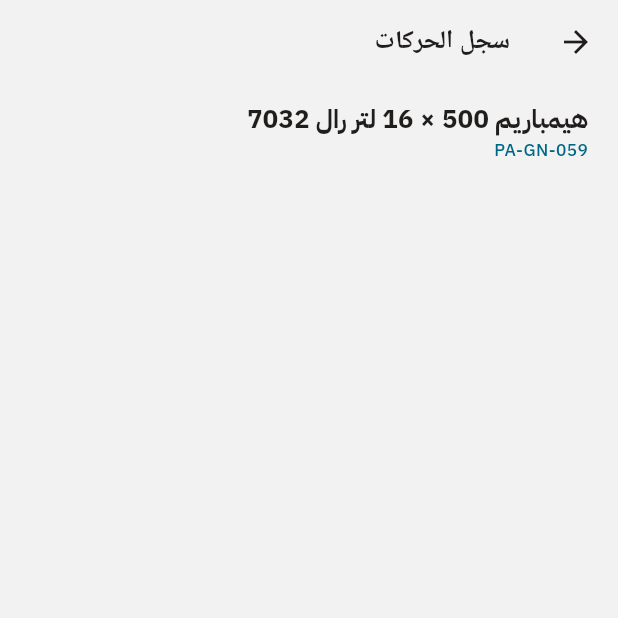
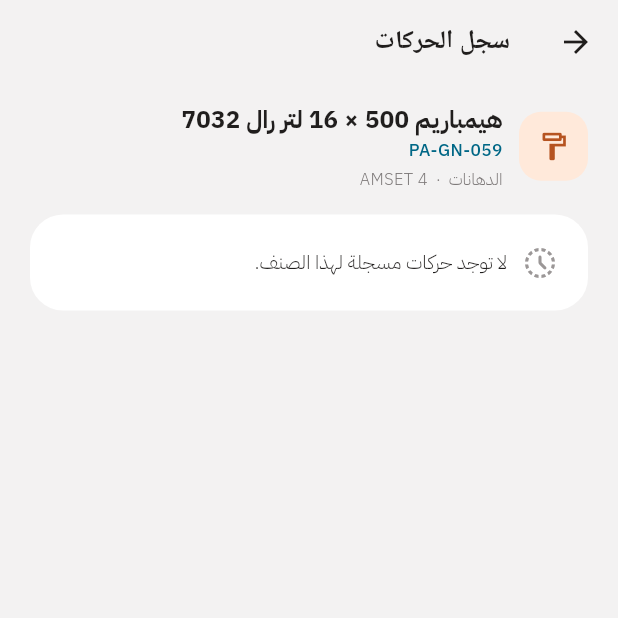
Before and after one commit to AlFathFactory/mobile_inventory, a Flutter app: the MovementHistoryView screen opened directly with sample values from the repository, on a phone screen of 412 x 824 dp, the top half of it. Run offline on Flutter 3.47's test engine with Material 3 defaults, Android fonts, the phone set to English and light mode, and no system bars; our stand-ins replace go_router, skeletonizer.

Commit message:
Add movement history view components; implement header, summary, metadata, and timeline items for enhanced inventory movement display

```diff
--- a/lib/features/inventory/view/movement_history_view.dart
+++ b/lib/features/inventory/view/movement_history_view.dart
@@ -1,10 +1,13 @@
 import 'package:flutter/material.dart';
 
+import '../../../core/theme/app_colors.dart';
 import '../../../core/theme/app_text_styles.dart';
-import '../../../core/widgets/app_components.dart';
+import '../../../core/widgets/responsive_page.dart';
 import '../model/inventory_item.dart';
 import '../model/inventory_movement.dart';
-import '../widgets/movement_card.dart';
+import '../widgets/movement_history_header.dart';
+import '../widgets/movement_history_summary.dart';
+import '../widgets/movement_timeline_item.dart';
 
 class MovementHistoryView extends StatelessWidget {
   const MovementHistoryView({
@@ -23,26 +26,61 @@
       body: SafeArea(
         top: false,
         child: ResponsivePage(
-          child: Column(
-            crossAxisAlignment: CrossAxisAlignment.start,
+          child: ListView(
+            key: const Key('movement-history-list'),
+            padding: const EdgeInsets.only(bottom: 16),
             children: [
-              Text(item.name, style: AppTextStyles.sectionTitle),
-              const SizedBox(height: 3),
-              Directionality(
-                textDirection: TextDirection.ltr,
-                child: Text(item.code, style: AppTextStyles.code),
-              ),
+              MovementHistoryHeader(item: item),
+              if (movements.isNotEmpty) ...[
+                const SizedBox(height: 16),
+                MovementHistorySummary(movements: movements),
+              ],
               const SizedBox(height: 16),
-              Expanded(
-                child: ListView.separated(
-                  key: const Key('movement-history-list'),
-                  itemCount: movements.length,
-                  separatorBuilder: (context, index) =>
-                      const SizedBox(height: 10),
-                  itemBuilder: (context, index) =>
-                      MovementCard(movement: movements[index], showItem: false),
+              if (movements.isEmpty)
+                const DecoratedBox(
+                  decoration: BoxDecoration(
+                    color: AppColors.surface,
+                    borderRadius: BorderRadius.all(Radius.circular(22)),
+                  ),
+                  child: Padding(
+                    padding: EdgeInsets.all(20),
+                    child: Row(
+                      children: [
+                        Icon(
+                          Icons.history_toggle_off_rounded,
+                          color: AppColors.neutral500,
+                        ),
+                        SizedBox(width: 10),
+                        Expanded(
+                          child: Text(
+                            'لا توجد حركات مسجلة لهذا الصنف.',
+                            style: AppTextStyles.body,
+                          ),
+                        ),
+                      ],
+                    ),
+                  ),
+                )
+              else
+                DecoratedBox(
+                  decoration: BoxDecoration(
+                    color: AppColors.surface,
+                    borderRadius: BorderRadius.circular(22),
+                  ),
+                  child: Padding(
+                    padding: const EdgeInsets.all(14),
+                    child: Column(
+                      children: [
+                        for (var index = 0; index < movements.length; index++)
+                          MovementTimelineItem(
+                            key: ValueKey(movements[index].id),
+                            movement: movements[index],
+                            showConnector: index != movements.length - 1,
+                          ),
+                      ],
+                    ),
+                  ),
                 ),
-              ),
             ],
           ),
         ),
--- /dev/null
+++ b/lib/features/inventory/widgets/movement_history_header.dart
@@ -0,0 +1,70 @@
+import 'package:flutter/material.dart';
+
+import '../../../core/theme/app_text_styles.dart';
+import '../model/inventory_item.dart';
+import 'inventory_category_icon.dart';
+
+/// Compact item context header, visually connected to Item Details.
+class MovementHistoryHeader extends StatelessWidget {
+  const MovementHistoryHeader({required this.item, super.key});
+
+  final InventoryItem item;
+
+  @override
+  Widget build(BuildContext context) {
+    return Row(
+      children: [
+        InventoryCategoryIcon(category: item.category, size: 46),
+        const SizedBox(width: 11),
+        Expanded(
+          child: Column(
+            crossAxisAlignment: CrossAxisAlignment.start,
+            children: [
+              Text(
+                item.name,
+                maxLines: 2,
+                overflow: TextOverflow.ellipsis,
+                style: AppTextStyles.cardTitle.copyWith(fontSize: 16),
+              ),
+              const SizedBox(height: 3),
+              Directionality(
+                textDirection: TextDirection.ltr,
+                child: Text(
+                  item.code,
+                  maxLines: 1,
+                  overflow: TextOverflow.ellipsis,
+                  style: AppTextStyles.code,
+                ),
+              ),
+              const SizedBox(height: 3),
+              Row(
+                children: [
+                  Flexible(
+                    child: Text(
+                      item.category,
+                      maxLines: 1,
+                      overflow: TextOverflow.ellipsis,
+                      style: AppTextStyles.caption,
+                    ),
+                  ),
+                  const Padding(
+                    padding: EdgeInsets.symmetric(horizontal: 5),
+                    child: Text('·', style: AppTextStyles.caption),
+                  ),
+                  Flexible(
+                    child: Text(
+                      item.project,
+                      maxLines: 1,
+                      overflow: TextOverflow.ellipsis,
+                      style: AppTextStyles.caption,
+                    ),
+                  ),
+                ],
+              ),
+            ],
+          ),
+        ),
+      ],
+    );
+  }
+}
```
Also changed, not shown: lib/features/inventory/widgets/movement_history_summary.dart (added, +153 -0 lines), lib/features/inventory/widgets/movement_metadata.dart (added, +91 -0 lines), lib/features/inventory/widgets/movement_timeline_item.dart (added, +122 -0 lines), lib/features/inventory/widgets/quantity_transition.dart (added, +73 -0 lines), 2 other files.
